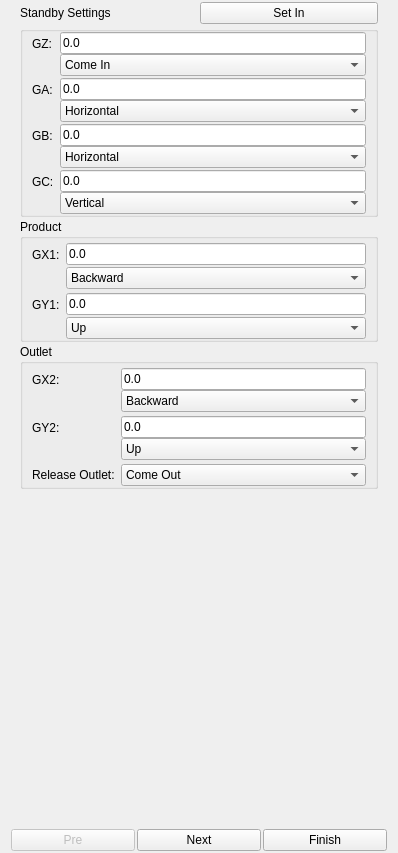
Above: hcinstruction/icprogramguidepage.ui from GaussCheng/2-5AxisPunch before the change. Below: the same form after it.
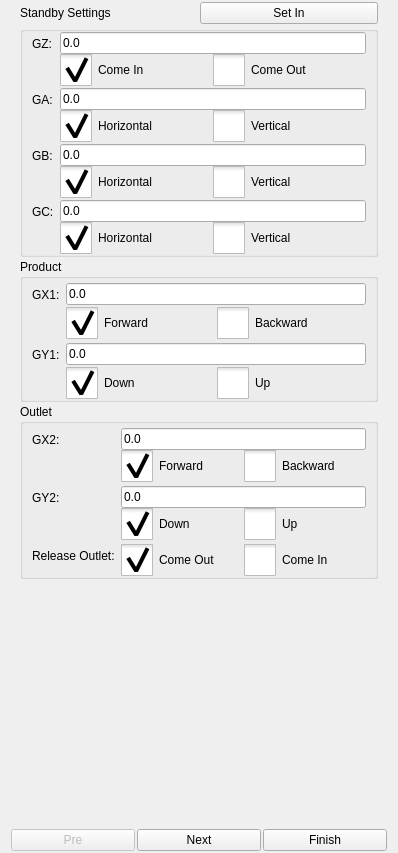
That is the form after the change. Icons and pictures are not drawn. Custom widgets are drawn as their Qt base class.

What changed in the file:
```diff
--- a/hcinstruction/icprogramguidepage.ui
+++ b/hcinstruction/icprogramguidepage.ui
@@ -267,18 +267,31 @@
              </widget>
             </item>
             <item>
-             <widget class="QComboBox" name="zBox">
+             <layout class="QHBoxLayout" name="horizontalLayout_6">
               <item>
+               <widget class="QCheckBox" name="zBoxComeIn">
                <property name="text">
                 <string>Come In</string>
                </property>
+                <property name="checked">
+                 <bool>true</bool>
+                </property>
+                <attribute name="buttonGroup">
+                 <string notr="true">buttonGroupZ</string>
+                </attribute>
+               </widget>
               </item>
               <item>
+               <widget class="QCheckBox" name="zBoxComeOut">
                <property name="text">
-                <string>Go Out</string>
-               </property>
-              </item>
-             </widget>
+                 <string>Come Out</string>
+                </property>
+                <attribute name="buttonGroup">
+                 <string notr="true">buttonGroupZ</string>
+                </attribute>
+               </widget>
+              </item>
+             </layout>
             </item>
            </layout>
           </item>
@@ -299,18 +312,31 @@
              </widget>
             </item>
             <item>
-             <widget class="QComboBox" name="aBox">
+             <layout class="QHBoxLayout" name="horizontalLayout_7">
               <item>
+               <widget class="QCheckBox" name="aBoxHorizontal">
                <property name="text">
                 <string>Horizontal</string>
                </property>
+                <property name="checked">
+                 <bool>true</bool>
+                </property>
+                <attribute name="buttonGroup">
+                 <string notr="true">buttonGroupA</string>
+                </attribute>
+               </widget>
               </item>
               <item>
+               <widget class="QCheckBox" name="aBoxVertical">
                <property name="text">
                 <string>Vertical</string>
                </property>
-              </item>
-             </widget>
+                <attribute name="buttonGroup">
+                 <string notr="true">buttonGroupA</string>
+                </attribute>
+               </widget>
+              </item>
+             </layout>
             </item>
            </layout>
           </item>
@@ -331,18 +357,31 @@
              </widget>
             </item>
             <item>
-             <widget class="QComboBox" name="bBox">
+             <layout class="QHBoxLayout" name="horizontalLayout_8">
               <item>
+               <widget class="QCheckBox" name="bBoxHorizontal">
                <property name="text">
                 <string>Horizontal</string>
                </property>
+                <property name="checked">
+                 <bool>true</bool>
+                </property>
+                <attribute name="buttonGroup">
+                 <string notr="true">buttonGroupB</string>
+                </attribute>
+               </widget>
               </item>
               <item>
+               <widget class="QCheckBox" name="bBoxVertical">
                <property name="text">
                 <string>Vertical</string>
                </property>
-              </item>
-             </widget>
+                <attribute name="buttonGroup">
+                 <string notr="true">buttonGroupB</string>
+                </attribute>
+               </widget>
+              </item>
+             </layout>
             </item>
            </layout>
           </item>
@@ -363,21 +402,31 @@
              </widget>
             </item>
             <item>
-             <widget class="QComboBox" name="cBox">
-              <property name="currentIndex">
-               <number>1</number>
-              </property>
+             <layout class="QHBoxLayout" name="horizontalLayout_9">
               <item>
+               <widget class="QCheckBox" name="cBoxVertical">
                <property name="text">
                 <string>Horizontal</string>
                </property>
+                <property name="checked">
+                 <bool>true</bool>
+                </property>
+                <attribute name="buttonGroup">
+                 <string notr="true">buttonGroupC</string>
+                </attribute>
+               </widget>
               </item>
               <item>
+               <widget class="QCheckBox" name="cBoxHorizontal">
                <property name="text">
                 <string>Vertical</string>
                </property>
-              </item>
-             </widget>
+                <attribute name="buttonGroup">
+                 <string notr="true">buttonGroupC</string>
+                </attribute>
+               </widget>
+              </item>
+             </layout>
             </item>
            </layout>
           </item>
@@ -419,21 +468,31 @@
              </widget>
             </item>
             <item>
-             <widget class="QComboBox" name="x1Box">
-              <property name="currentIndex">
-               <number>1</number>
-              </property>
+             <layout class="QHBoxLayout" name="horizontalLayout_10">
               <item>
+               <widget class="QCheckBox" name="x1BoxBackward">
                <property name="text">
                 <string>Forward</string>
                </property>
+                <property name="checked">
+                 <bool>true</bool>
+                </property>
+                <attribute name="buttonGroup">
+                 <string notr="true">buttonGroupX1</string>
+                </attribute>
+               </widget>
               </item>
               <item>
+               <widget class="QCheckBox" name="x1BoxForward">
                <property name="text">
                 <string>Backward</string>
                </property>
-              </item>
-             </widget>
+                <attribute name="buttonGroup">
+                 <string notr="true">buttonGroupX1</string>
+                </attribute>
+               </widget>
+              </item>
+             </layout>
             </item>
            </layout>
           </item>
@@ -457,21 +516,31 @@
              </widget>
             </item>
             <item>
-             <widget class="QComboBox" name="y1Box">
-              <property name="currentIndex">
-               <number>1</number>
-              </property>
+             <layout class="QHBoxLayout" name="horizontalLayout_11">
               <item>
+               <widget class="QCheckBox" name="y1BoxUp">
                <property name="text">
                 <string>Down</string>
                </property>
+                <property name="checked">
+                 <bool>true</bool>
+                </property>
+                <attribute name="buttonGroup">
+                 <string notr="true">buttonGroupY1</string>
+                </attribute>
+               </widget>
               </item>
               <item>
+               <widget class="QCheckBox" name="y1BoxDown">
                <property name="text">
                 <string>Up</string>
                </property>
-              </item>
-             </widget>
+                <attribute name="buttonGroup">
+                 <string notr="true">buttonGroupY1</string>
+                </attribute>
+               </widget>
+              </item>
+             </layout>
             </item>
            </layout>
           </item>
@@ -510,21 +579,31 @@
              </widget>
             </item>
             <item>
-             <widget class="QComboBox" name="x2Box">
-              <property name="currentIndex">
-               <number>1</number>
-              </property>
+             <layout class="QHBoxLayout" name="horizontalLayout_12">
               <item>
+               <widget class="QCheckBox" name="x2BoxBackward">
                <property name="text">
                 <string>Forward</string>
                </property>
+                <property name="checked">
+                 <bool>true</bool>
+                </property>
+                <attribute name="buttonGroup">
+                 <string notr="true">buttonGroupX2</string>
+                </attribute>
+               </widget>
               </item>
               <item>
+               <widget class="QCheckBox" name="x2BoxForward">
                <property name="text">
                 <string>Backward</string>
                </property>
-              </item>
-             </widget>
+                <attribute name="buttonGroup">
+                 <string notr="true">buttonGroupX2</string>
+                </attribute>
+               </widget>
+              </item>
+             </layout>
             </item>
            </layout>
           </item>
@@ -545,21 +624,31 @@
              </widget>
             </item>
             <item>
-             <widget class="QComboBox" name="y2Box">
-              <property name="currentIndex">
-               <number>1</number>
-              </property>
+             <layout class="QHBoxLayout" name="horizontalLayout_14">
               <item>
+               <widget class="QCheckBox" name="y2BoxUp">
                <property name="text">
                 <string>Down</string>
                </property>
+                <property name="checked">
+                 <bool>true</bool>
+                </property>
+                <attribute name="buttonGroup">
+                 <string notr="true">buttonGroupY2</string>
+                </attribute>
+               </widget>
               </item>
               <item>
+               <widget class="QCheckBox" name="y2BoxDown">
                <property name="text">
                 <string>Up</string>
                </property>
-              </item>
-             </widget>
+                <attribute name="buttonGroup">
+                 <string notr="true">buttonGroupY2</string>
+                </attribute>
+               </widget>
+              </item>
+             </layout>
             </item>
            </layout>
           </item>
@@ -571,23 +660,31 @@
            </widget>
           </item>
           <item row="2" column="1">
-           <widget class="QComboBox" name="outletBox">
+           <layout class="QHBoxLayout" name="horizontalLayout_15">
             <item>
+             <widget class="QCheckBox" name="outletBoxComeOut">
              <property name="text">
               <string>Come Out</string>
              </property>
+              <property name="checked">
+               <bool>true</bool>
+              </property>
+              <attribute name="buttonGroup">
+               <string notr="true">buttonGroupOutlet</string>
+              </attribute>
+             </widget>
             </item>
             <item>
+             <widget class="QCheckBox" name="outletBoxComeIn">
              <property name="text">
               <string>Come In</string>
              </property>
-            </item>
-            <item>
-             <property name="text">
-              <string>In Mold</string>
-             </property>
-            </item>
-           </widget>
+              <attribute name="buttonGroup">
+               <string notr="true">buttonGroupOutlet</string>
+              </attribute>
+             </widget>
+            </item>
+           </layout>
           </item>
          </layout>
         </widget>
```
Left out of the diff: 9 changed lines with no effect on the pictures. Lines whose indentation alone changed are shown as unchanged.
